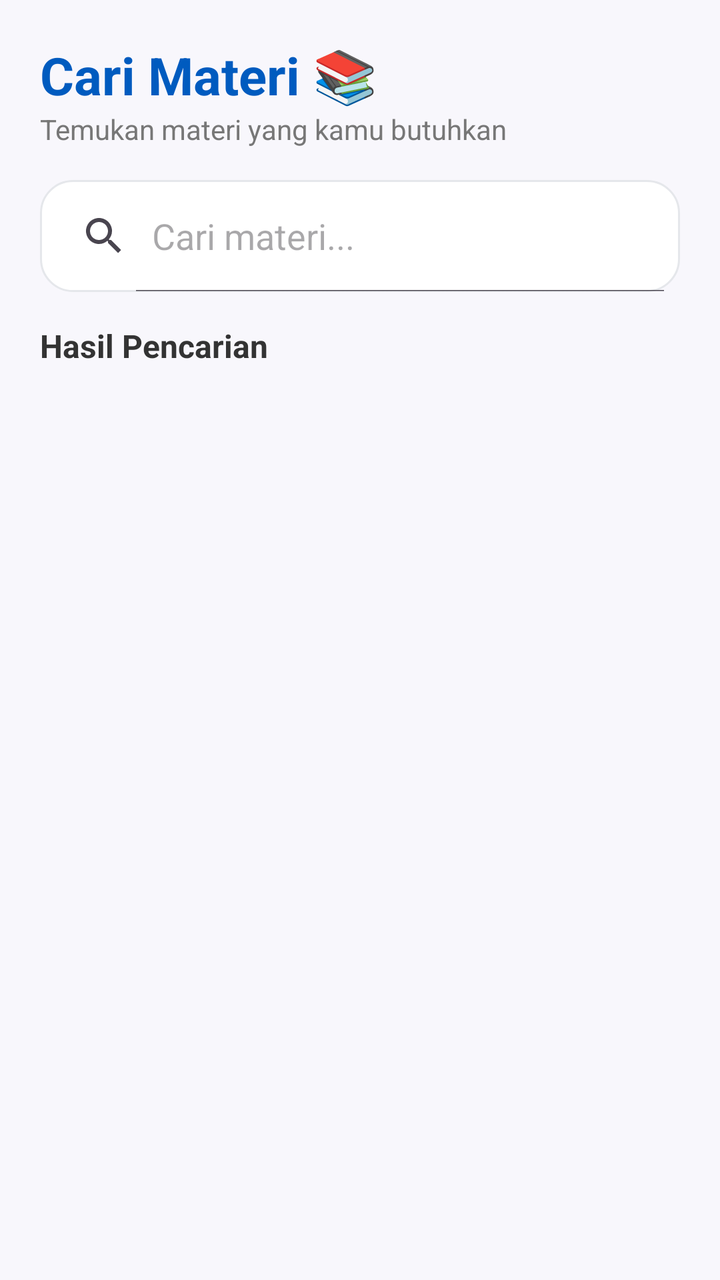
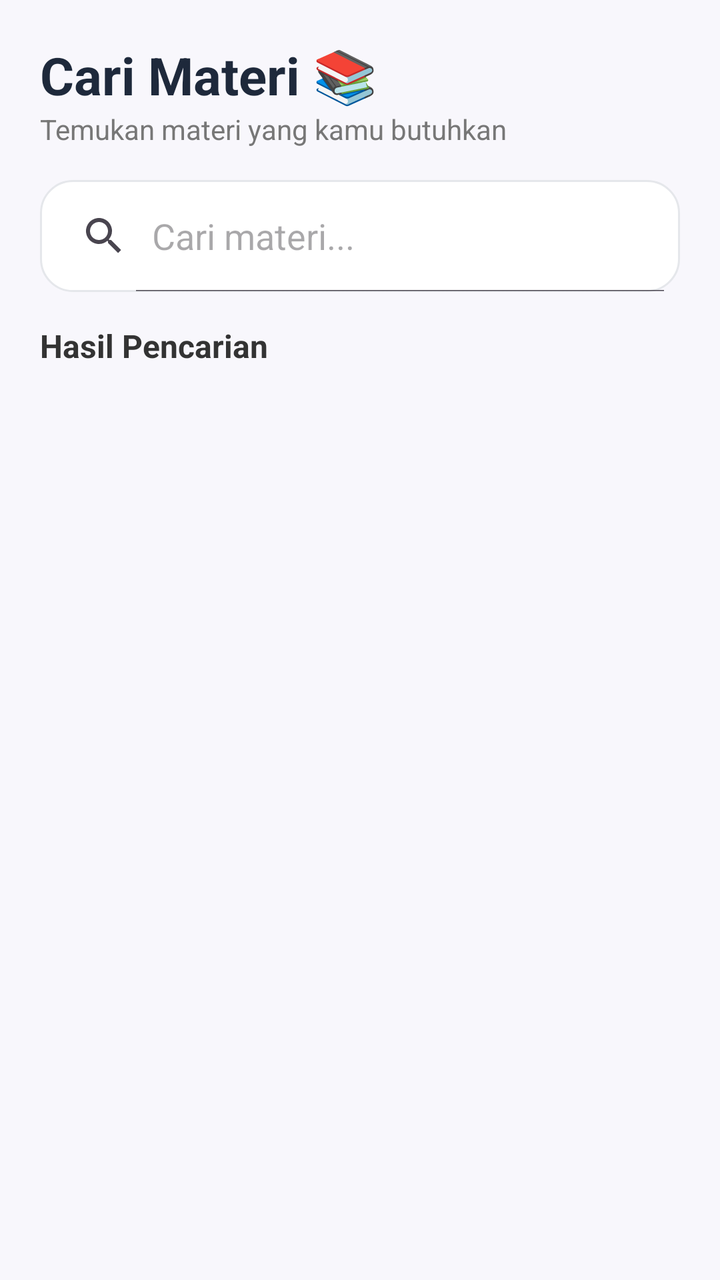

Before-and-after screenshots of an Android layout around one commit, followed by the original layout XML and the change that was made.
<!-- AndroidManifest.xml: application theme Theme.Edushare -->
<!-- res/layout/fragment_search.xml -->
<?xml version="1.0" encoding="utf-8"?>
<androidx.constraintlayout.widget.ConstraintLayout xmlns:android="http://schemas.android.com/apk/res/android"
    xmlns:app="http://schemas.android.com/apk/res-auto"
    xmlns:tools="http://schemas.android.com/tools"
    android:layout_width="match_parent"
    android:layout_height="match_parent"
    tools:context=".MainActivity"
    android:background="#F8F7FC">

    <LinearLayout
        android:id="@+id/headerContainer"
        android:layout_width="0dp"
        android:layout_height="wrap_content"
        android:orientation="vertical"
        android:paddingHorizontal="20dp"
        android:paddingTop="20dp"
        app:layout_constraintTop_toTopOf="parent"
        app:layout_constraintStart_toStartOf="parent"
        app:layout_constraintEnd_toEndOf="parent">

        <TextView
            android:layout_width="wrap_content"
            android:layout_height="wrap_content"
            android:text="Cari Materi 📚"
            android:textSize="26sp"
            android:textStyle="bold"
            android:textColor="#005BBF"/>

        <TextView
            android:layout_width="wrap_content"
            android:layout_height="wrap_content"
            android:text="Temukan materi yang kamu butuhkan"
            android:textSize="14sp"
            android:textColor="#777777"/>

    </LinearLayout>

    <SearchView
        android:id="@+id/searchView"
        android:layout_width="0dp"
        android:layout_height="56dp"
        android:layout_marginHorizontal="20dp"
        android:layout_marginTop="16dp"
        android:background="@drawable/bg_search_box"
        android:queryHint="Cari materi..."
        android:iconifiedByDefault="false"
        app:layout_constraintTop_toBottomOf="@id/headerContainer"
        app:layout_constraintStart_toStartOf="parent"
        app:layout_constraintEnd_toEndOf="parent"/>

    <TextView
        android:id="@+id/tvResult"
        android:layout_width="wrap_content"
        android:layout_height="wrap_content"
        android:layout_marginStart="20dp"
        android:layout_marginTop="16dp"
        android:text="Hasil Pencarian"
        android:textSize="16sp"
        android:textStyle="bold"
        android:textColor="#333333"
        app:layout_constraintTop_toBottomOf="@id/searchView"
        app:layout_constraintStart_toStartOf="parent"/>


    <androidx.recyclerview.widget.RecyclerView
        android:id="@+id/recyclerViewCatalog"
        android:layout_width="0dp"
        android:layout_height="0dp"
        android:paddingBottom="16dp"
        android:clipToPadding="false"
        app:layout_constraintTop_toBottomOf="@id/tvResult"
        app:layout_constraintBottom_toBottomOf="parent"
        app:layout_constraintStart_toStartOf="parent"
        app:layout_constraintEnd_toEndOf="parent"/>


</androidx.constraintlayout.widget.ConstraintLayout>
<!-- resources referenced by this layout -->
<resources>
  <!-- drawable bg_search_box (drawable) -->
  <?xml version="1.0" encoding="utf-8"?>
  <shape xmlns:android="http://schemas.android.com/apk/res/android">
  
      <solid android:color="#FFFFFF"/>
  
      <stroke
          android:width="1dp"
          android:color="#E5E7EB"/>
  
      <corners android:radius="16dp"/>
  
  </shape>
  <style name="Theme.Edushare" parent="Base.Theme.Edushare" />
  <style name="Base.Theme.Edushare" parent="Theme.Material3.DayNight.NoActionBar">
          
          
      </style>
</resources>

<!-- the commit's change to res/layout/fragment_search.xml (unified diff, before → after) -->
@@ -24,7 +24,7 @@
             android:text="Cari Materi 📚"
             android:textSize="26sp"
             android:textStyle="bold"
-            android:textColor="#005BBF"/>
+            android:textColor="#1E293B"/>
 
         <TextView
             android:layout_width="wrap_content"
